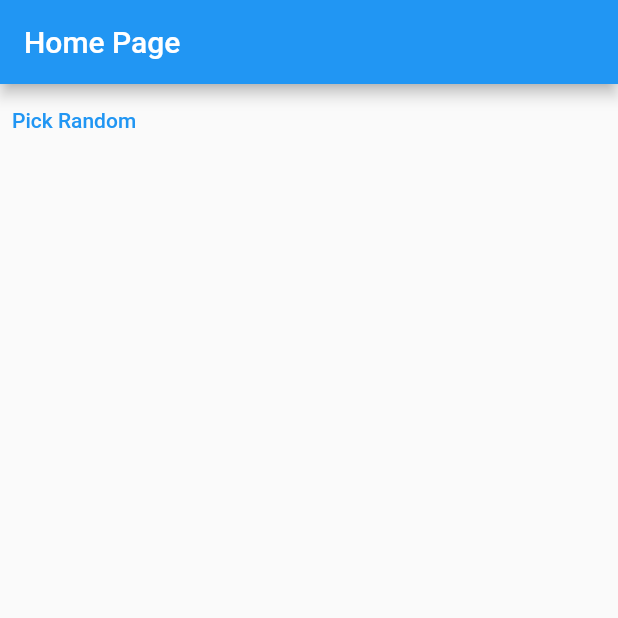
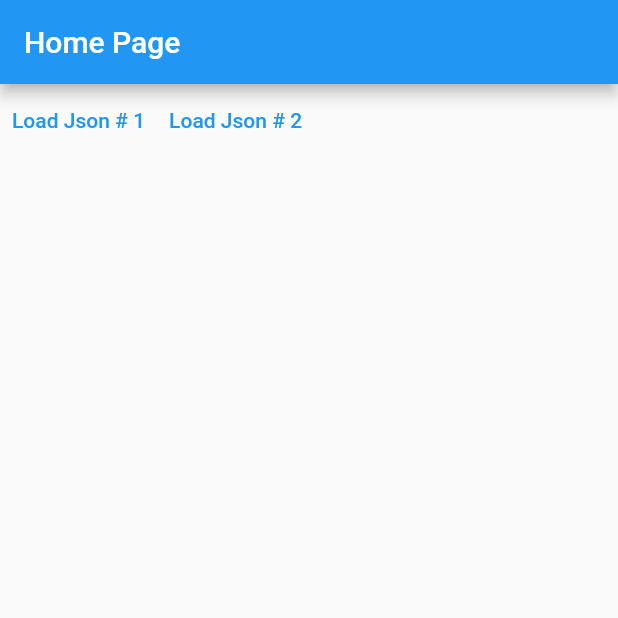
Before and after one commit to nikhilsonimlv/bloc_learning, a Flutter app: the screen it shows after launch, on a phone screen of 412 x 824 dp, the top half of it. Run offline on Flutter 3.47's test engine with Material 2 defaults, Android fonts, the phone set to English and light mode, and no system bars; our stand-ins replace bloc, flutter_bloc.

Commit message:
Step 2 Simple bloc example

```diff
--- a/lib/main.dart
+++ b/lib/main.dart
@@ -1,21 +1,13 @@
+import 'dart:convert';
+import 'dart:io';
+
 import 'package:bloc/bloc.dart';
 import 'package:flutter/material.dart';
-import 'dart:math';
+import 'package:flutter_bloc/flutter_bloc.dart';
+import 'dart:developer' as devtools show log;
 
 void main() {
   runApp(const MyApp());
-}
-
-const names = ['nik', 'shiv', 'ravi'];
-
-extension RandomElement<T> on Iterable<T> {
-  T getRandom() => elementAt(Random().nextInt(length));
-}
-
-class NameCubit extends Cubit<String?> {
-  NameCubit() : super(null);
-
-  void provideRandom() => emit(names.getRandom());
 }
 
 class MyApp extends StatelessWidget {
@@ -30,32 +22,111 @@ class MyApp extends StatelessWidget {
         primarySwatch: Colors.blue,
       ),
       debugShowCheckedModeBanner: false,
-      home: const HomePage(),
+      home: BlocProvider(
+        create: (_) => PersonBloc(),
+        child: const HomePage(),
+      ),
     );
   }
 }
 
-class HomePage extends StatefulWidget {
-  const HomePage({Key? key}) : super(key: key);
+@immutable
+abstract class LoadAction {
+  const LoadAction();
+}
+
+@immutable
+//This is the input to the bloc
+class LoadPersonAction extends LoadAction {
+  final PersonUrls url;
+
+  //Whenever we dispatch a action to bloc it requires a url with it to complete that process.So we will add a url to its constructor
+  const LoadPersonAction({required this.url}) : super();
+}
+
+enum PersonUrls { person1, person2 }
+
+extension Log on Object {
+  void log() => devtools.log(toString());
+}
+
+extension UrlString on PersonUrls {
+  String get urlString {
+    switch (this) {
+      case PersonUrls.person1:
+        return "http://127.0.0.1:5500/api/person1.json";
+
+      case PersonUrls.person2:
+        return "http://127.0.0.1:5500/api/person2.json";
+    }
+  }
+}
+
+extension Subscript<T> on Iterable<T> {
+  T? operator [](int index) => length > index ? elementAt(index) : null;
+}
+
+@immutable
+class Person {
+  final String name;
+  final int age;
+
+  const Person.name({required this.name, required this.age});
+
+  Person.fromJson(Map<String, dynamic> json) //Example of named constructor
+      : name = json["name"] as String,
+        age = json["age"] as int;
 
   @override
-  State<HomePage> createState() => _HomePageState();
+  String toString() {
+    return 'Person{name: $name, age: $age}';
+  }
 }
 
-class _HomePageState extends State<HomePage> {
-  late final NameCubit nameCubit;
+Future<Iterable<Person>> getPersons(String url) => HttpClient()
+    .getUrl(Uri.parse(url))
+    .then((request) => request.close())
+    .then((response) => response.transform(utf8.decoder).join())
+    .then((str) => json.decode(str) as List<dynamic>)
+    .then((list) => list.map((e) => Person.fromJson(e)));
+
+@immutable
+//This is the result of the bloc (output of the bloc)
+class FetchResult {
+  final Iterable<Person> persons;
+  final bool isRetrievedFromCache;
+
+  const FetchResult({required this.persons, required this.isRetrievedFromCache});
 
   @override
-  void initState() {
-    super.initState();
-    nameCubit = NameCubit();
+  String toString() {
+    return "FetchResult (is retrieved from cache= $isRetrievedFromCache) \n Persons value is $persons";
   }
+}
 
-  @override
-  void dispose() {
-    nameCubit.close();
-    super.dispose();
+///Bloc Class
+class PersonBloc extends Bloc<LoadPersonAction, FetchResult?> {
+  final Map<PersonUrls, Iterable<Person>> _cache = {};
+
+  PersonBloc() : super(null) {
+    on<LoadPersonAction>((event, emit) async {
+      final url = event.url;
+      if (_cache.containsKey(url)) {
+        final cachedPersons = _cache[url]!;
+        final result = FetchResult(persons: cachedPersons, isRetrievedFromCache: true);
+        emit(result);
+      } else {
+        final persons = await getPersons(event.url.urlString);
+        _cache[url] = persons;
+        final result = FetchResult(persons: persons, isRetrievedFromCache: false);
+        emit(result);
+      }
+    });
   }
+}
+
+class HomePage extends StatelessWidget {
+  const HomePage({Key? key}) : super(key: key);
 
   @override
   Widget build(BuildContext context) {
@@ -63,32 +134,48 @@ class _HomePageState extends State<HomePage> {
       appBar: AppBar(
         title: const Text("Home Page"),
       ),
-      body: StreamBuilder<String?>(
-        stream: nameCubit.stream,
-        builder: (context, snapshot) {
-          final button = TextButton(
-              onPressed: () {
-                return nameCubit.provideRandom();
-              },
-              child: const Text("Pick Random"));
-
-          switch (snapshot.connectionState) {
-            case ConnectionState.none:
-              return button;
-              break;
-            case ConnectionState.waiting:
-              return button;
-              break;
-            case ConnectionState.active:
-              return Column(
-                children: [Text(snapshot.data ?? ""), button],
+      body: Column(
+        children: [
+          Row(
+            children: [
+              TextButton(
+                onPressed: () {
+                  context.read<PersonBloc>().add(const LoadPersonAction(url: PersonUrls.person1));
+                },
+                child: const Text("Load Json # 1"),
+              ),
+              TextButton(
+                onPressed: () {
+                  context.read<PersonBloc>().add(const LoadPersonAction(url: PersonUrls.person2));
+                },
+                child: const Text("Load Json # 2"),
+              ),
+            ],
+          ),
+          BlocBuilder<PersonBloc, FetchResult?>(
+            builder: (context, fetchResult) {
+              fetchResult?.log();
+              final persons = fetchResult?.persons;
+              if (persons == null) {
+                return const SizedBox();
+              }
+              return Expanded(
+                child: ListView.builder(
+                  itemCount: persons.length,
+                  itemBuilder: (context, index) {
+                    final person = persons[index]!; // Here it is using our Subscript extension we created above
+                    return ListTile(
+                      title: Text(person.name),
+                    );
+                  },
+                ),
               );
-              break;
-            case ConnectionState.done:
-              return const SizedBox();
-              break;
-          }
-        },
+            },
+            buildWhen: (previousResult, currentResult) {
+              return previousResult?.persons != currentResult?.persons;
+            },
+          )
+        ],
       ),
     );
   }
```
Also changed, not shown: api/person1.json (added, +14 -0 lines), api/person2.json (added, +14 -0 lines), 1 other file.
